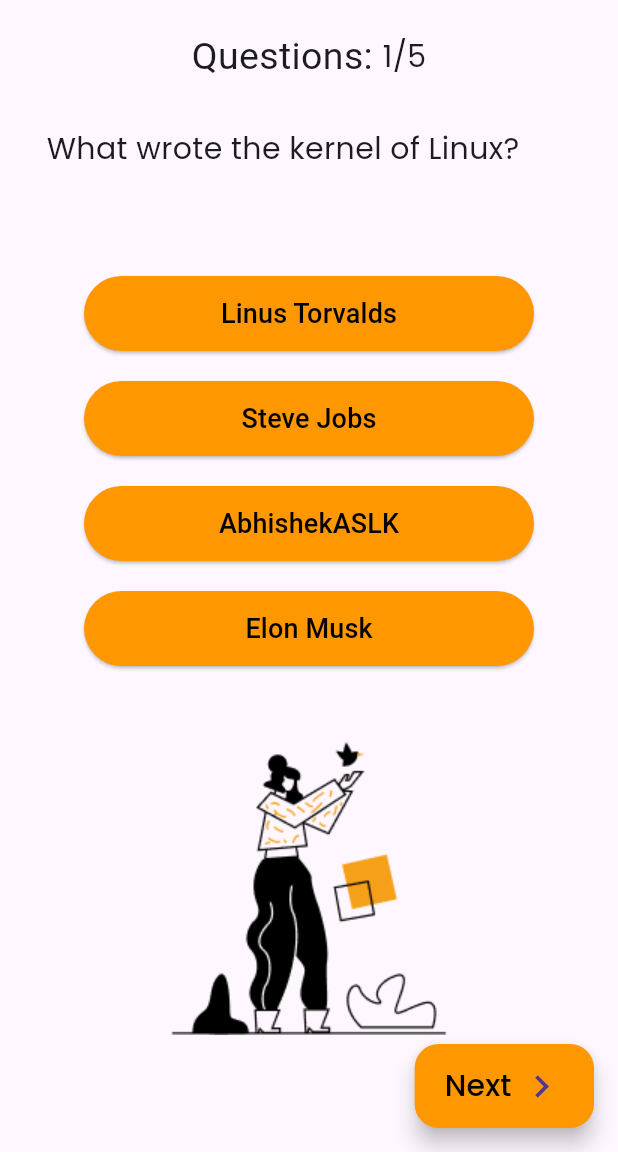
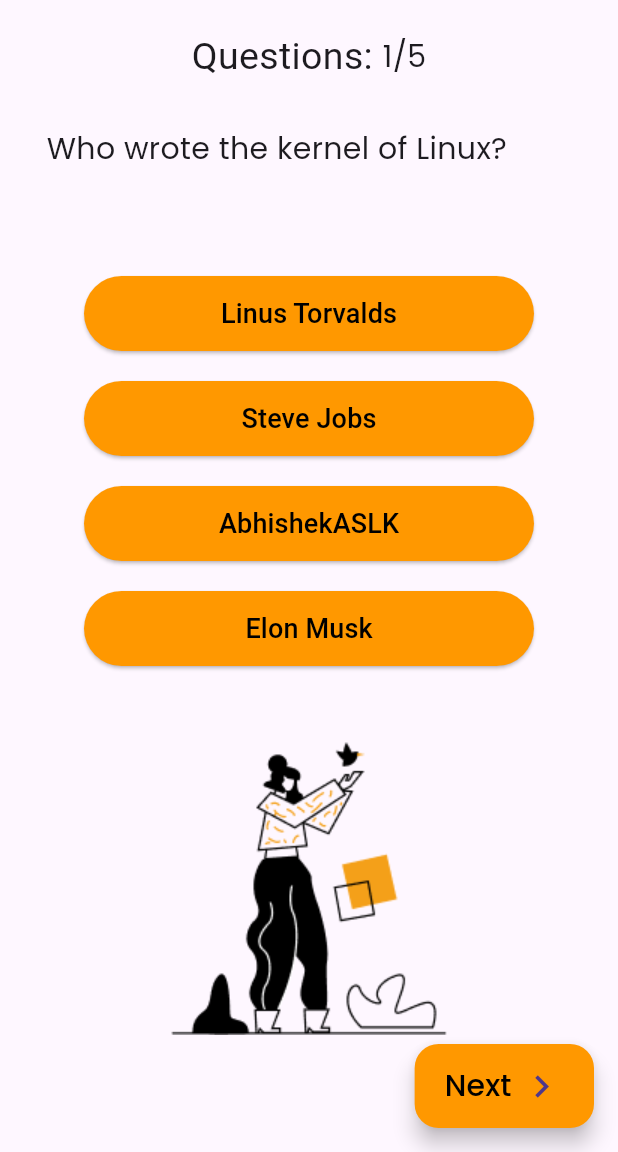
Before and after one commit to AbhishekASLK/quiz_app_basic, a Flutter app: the screen it shows after launch, after a tap on "Start Quiz", on a phone screen of 412 x 824 dp, the part 84-1236 px from its top. Run offline on Flutter 3.47's test engine with Material 3 defaults, Android fonts, the phone set to English and light mode, and no system bars; our stand-ins replace google_fonts.

```diff
--- a/lib/quiz_app.dart
+++ b/lib/quiz_app.dart
@@ -40,7 +40,7 @@ class _QuizAppState extends State<QuizApp> {
   int questionIndex = 0;
   List allQuestions = [
     const SingleQuestionModel(
-      question: "What wrote the kernel of Linux?",
+      question: "Who wrote the kernel of Linux?",
       options: [
         "Linus Torvalds",
         "Steve Jobs",
```
